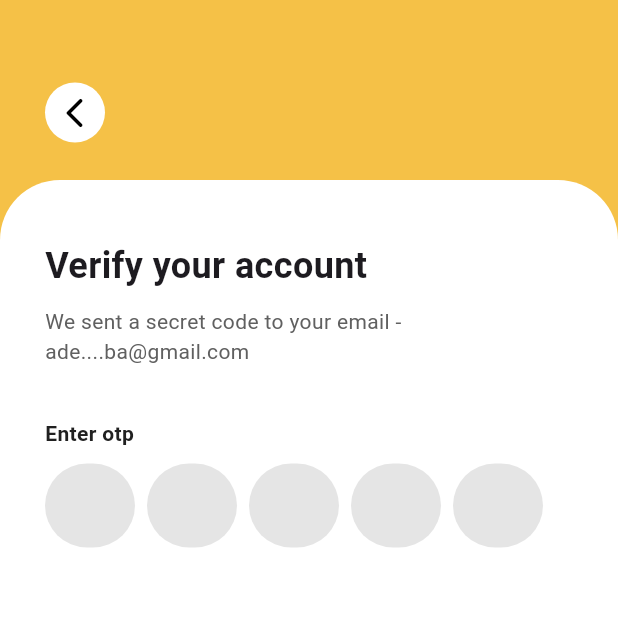
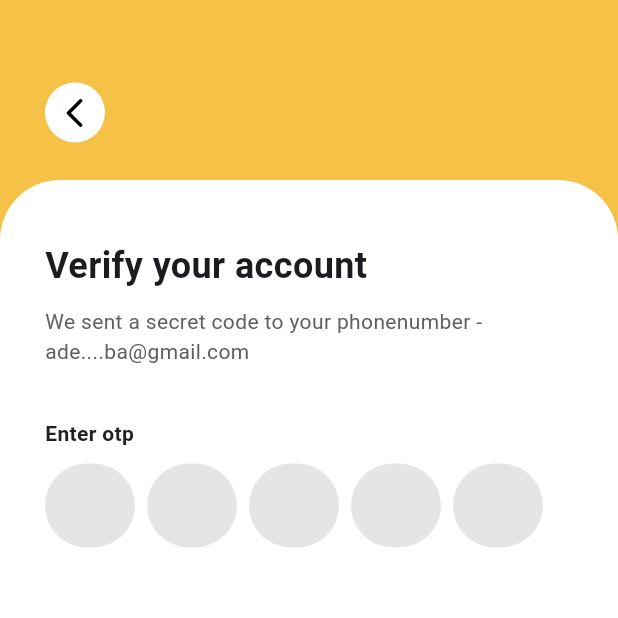
Before and after one commit to eobolo/CAMPUS_CART_MOBILE_APP_GROUP_10, a Flutter app: the OtpVerification screen opened by its route, on a phone screen of 412 x 824 dp, the top half of it. Run offline on Flutter 3.47's test engine with Material 3 defaults, Android fonts, the phone set to English and light mode, and no system bars; drawn by our look-alikes of pinput; our stand-ins replace firebase_auth, firebase_core, firebase_database, get; accounts and stored records are empty; Roboto replaces fonts that are missing (DM Sans).

Commit message:
new updates

```diff
--- a/campus_cart/lib/routes/auth/signup_otp.dart
+++ b/campus_cart/lib/routes/auth/signup_otp.dart
@@ -116,7 +116,7 @@ class _OtpVerificationState extends State<OtpVerification> {
                   ),
                   const SizedBox(height: 10),
                   const Text(
-                    'We sent a secret code to your email - ade....ba@gmail.com',
+                    'We sent a secret code to your phonenumber - ade....ba@gmail.com',
                     style: TextStyle(
                       fontSize: 14,
                       color: Color(0xFF606060),
```
